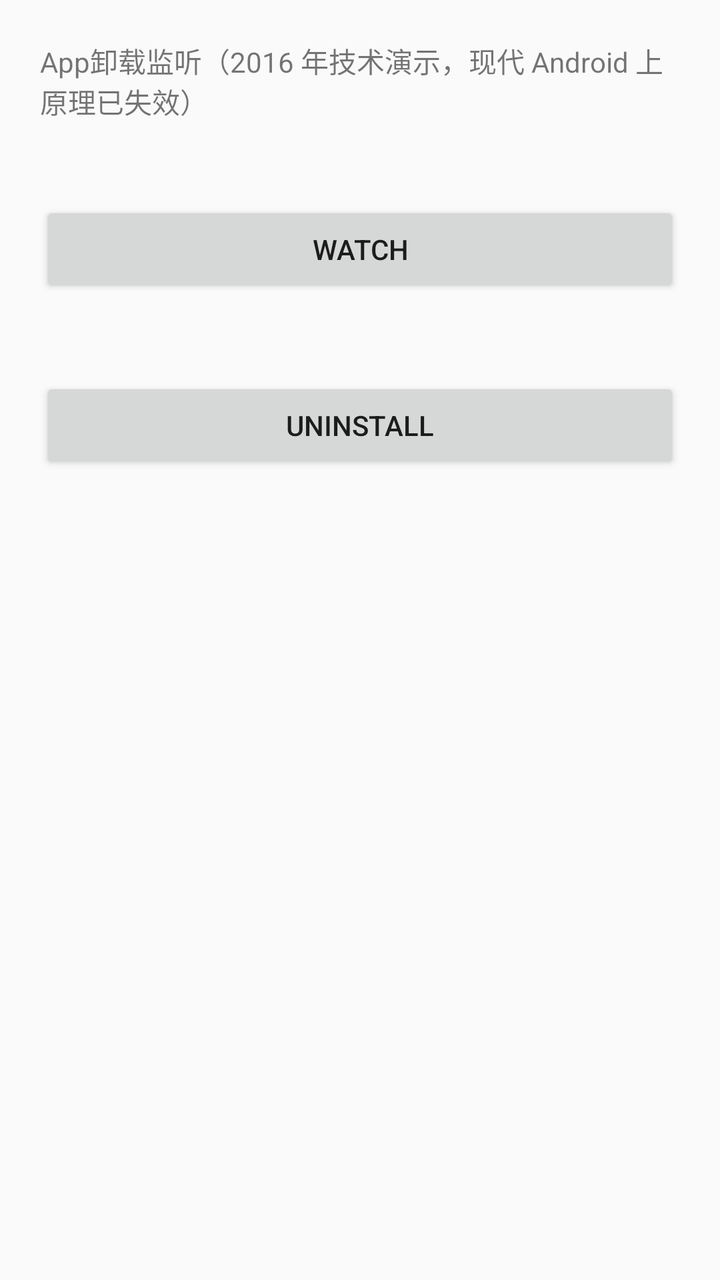
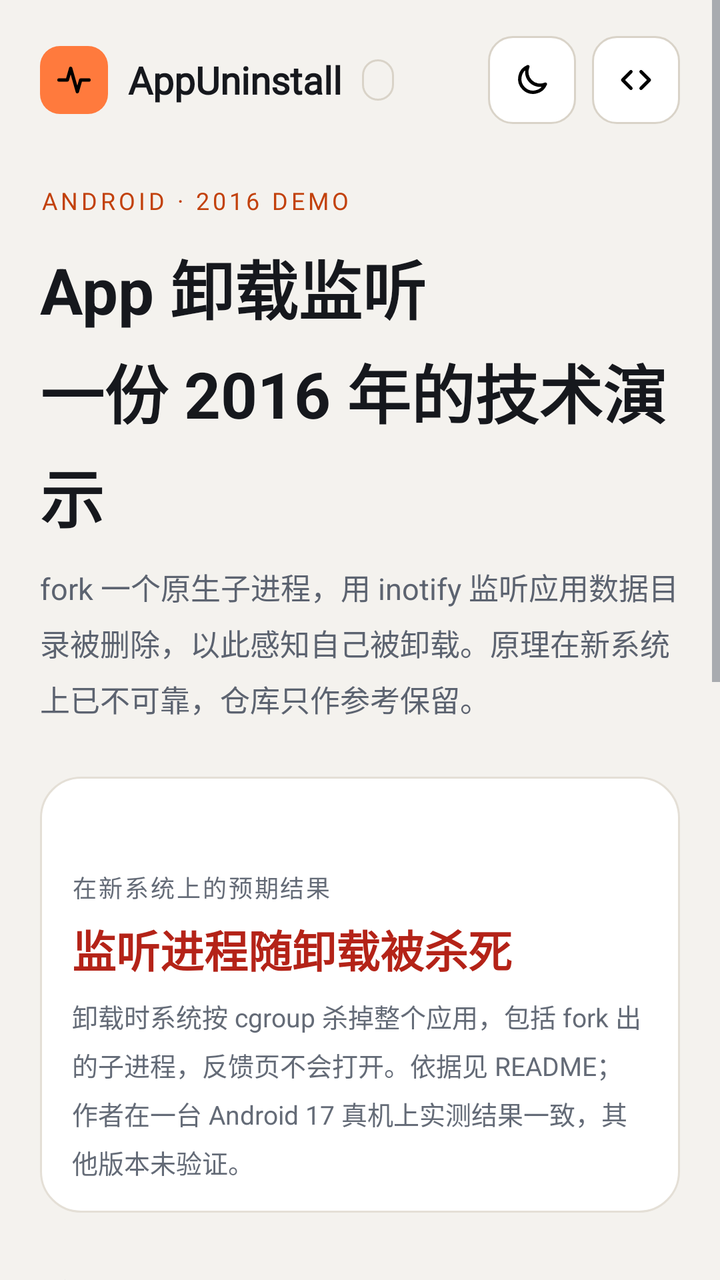

Compare the two renders of this Android layout. The source of the first and the diff that turns it into the second are given below.
<!-- AndroidManifest.xml: application theme AppTheme -->
<!-- res/layout/activity_main.xml -->
<?xml version="1.0" encoding="utf-8"?>
<LinearLayout
    xmlns:android="http://schemas.android.com/apk/res/android"
    xmlns:app="http://schemas.android.com/apk/res-auto"
    xmlns:tools="http://schemas.android.com/tools"
    android:layout_width="match_parent"
    android:layout_height="match_parent"
    android:orientation="vertical">

    <TextView
        android:layout_width="match_parent"
        android:layout_height="wrap_content"
        android:layout_margin="20dp"
        android:text="App卸载监听（2016 年技术演示，现代 Android 上原理已失效）"/>

    <Button
        android:id="@+id/watch"
        android:layout_width="match_parent"
        android:layout_height="wrap_content"
        android:layout_margin="20dp"
        android:gravity="center"
        android:onClick="watch"
        android:text="watch"/>

    <Button
        android:id="@+id/uninstall"
        android:layout_width="match_parent"
        android:layout_height="wrap_content"
        android:layout_margin="20dp"
        android:gravity="center"
        android:onClick="uninstall"
        android:text="uninstall"/>

</LinearLayout>
<!-- resources referenced by this layout -->
<resources>
  <style name="AppTheme" parent="Theme.AppCompat.Light.DarkActionBar">
          
          <item name="colorPrimary">@color/colorPrimary</item>
          <item name="colorPrimaryDark">@color/colorPrimaryDark</item>
          <item name="colorAccent">@color/colorAccent</item>
      </style>
  <color name="colorPrimary">#3F51B5</color>
  <color name="colorPrimaryDark">#303F9F</color>
  <color name="colorAccent">#FF4081</color>
</resources>

<!-- the commit's change to res/layout/activity_main.xml (unified diff, before → after) -->
@@ -1,34 +1,315 @@
 <?xml version="1.0" encoding="utf-8"?>
-<LinearLayout
-    xmlns:android="http://schemas.android.com/apk/res/android"
+<ScrollView xmlns:android="http://schemas.android.com/apk/res/android"
     xmlns:app="http://schemas.android.com/apk/res-auto"
-    xmlns:tools="http://schemas.android.com/tools"
     android:layout_width="match_parent"
     android:layout_height="match_parent"
-    android:orientation="vertical">
-
-    <TextView
+    android:fillViewport="true">
+
+    <LinearLayout
         android:layout_width="match_parent"
         android:layout_height="wrap_content"
-        android:layout_margin="20dp"
-        android:text="App卸载监听（2016 年技术演示，现代 Android 上原理已失效）"/>
-
-    <Button
-        android:id="@+id/watch"
+        android:orientation="vertical"
+        android:paddingStart="@dimen/page_padding"
+        android:paddingTop="16dp"
+        android:paddingEnd="@dimen/page_padding"
+        android:paddingBottom="32dp">
+
+        
+        <LinearLayout
+            android:layout_width="match_parent"
+            android:layout_height="48dp"
+            android:gravity="center_vertical"
+            android:orientation="horizontal">
+
+            <ImageView
+                android:layout_width="34dp"
+                android:layout_height="34dp"
+                android:background="@drawable/bg_logo"
+                android:importantForAccessibility="no"
+                android:padding="7dp"
+                android:src="@drawable/ic_logo"
+                app:tint="@color/on_accent" />
+
+            <TextView
+                style="@style/Text.Numeric"
+                android:layout_width="wrap_content"
+                android:layout_height="wrap_content"
+                android:layout_marginStart="10dp"
+                android:text="@string/app_name"
+                android:textSize="19sp" />
+
+            <TextView
+                android:id="@+id/version_chip"
+                style="@style/Text.Mono"
+                android:layout_width="wrap_content"
+                android:layout_height="wrap_content"
+                android:layout_marginStart="10dp"
+                android:background="@drawable/bg_pill_outline"
+                android:paddingStart="8dp"
+                android:paddingTop="3dp"
+                android:paddingEnd="8dp"
+                android:paddingBottom="3dp"
+                android:textColor="@color/text_muted"
+                android:textSize="11sp" />
+
+            <View
+                android:layout_width="0dp"
+                android:layout_height="0dp"
+                android:layout_weight="1" />
+
+            <ImageButton
+                android:id="@+id/theme_toggle"
+                style="@style/IconButton.Boxed"
+                android:contentDescription="@string/theme_to_dark"
+                android:src="@drawable/ic_moon" />
+
+            <ImageButton
+                android:id="@+id/source_button"
+                style="@style/IconButton.Boxed"
+                android:layout_marginStart="8dp"
+                android:contentDescription="@string/view_source"
+                android:src="@drawable/ic_code" />
+        </LinearLayout>
+
+        <TextView
+            style="@style/Text.Mono"
+            android:layout_width="wrap_content"
+            android:layout_height="wrap_content"
+            android:layout_marginTop="28dp"
+            android:letterSpacing="0.14"
+            android:text="@string/home_eyebrow"
+            android:textColor="@color/accent_ink" />
+
+        <TextView
+            style="@style/Text.H1"
+            android:layout_width="wrap_content"
+            android:layout_height="wrap_content"
+            android:layout_marginTop="12dp"
+            android:text="@string/home_title" />
+
+        <TextView
+            style="@style/Text.Body"
+            android:layout_width="match_parent"
+            android:layout_height="wrap_content"
+            android:layout_marginTop="12dp"
+            android:text="@string/home_desc" />
+
+        
+        <LinearLayout
+            android:id="@+id/preview_card"
+            style="@style/Card"
+            android:layout_width="match_parent"
+            android:layout_height="wrap_content"
+            android:layout_marginTop="28dp"
+            android:orientation="vertical"
+            android:padding="16dp">
+
+            <TextView
+                android:id="@+id/preview_device"
+                style="@style/Text.Mono"
+                android:layout_width="wrap_content"
+                android:layout_height="wrap_content"
+                android:textColor="@color/text_muted" />
+
+            <TextView
+                style="@style/Text.Caption"
+                android:layout_width="wrap_content"
+                android:layout_height="wrap_content"
+                android:layout_marginTop="14dp"
+                android:text="@string/home_expect_label" />
+
+            <TextView
+                android:id="@+id/preview_expect"
+                style="@style/Text.Numeric"
+                android:layout_width="wrap_content"
+                android:layout_height="wrap_content"
+                android:layout_marginTop="6dp"
+                android:text="@string/home_expect"
+                android:textColor="@color/bad_ink"
+                android:textSize="22sp" />
+
+            <TextView
+                style="@style/Text.Note"
+                android:layout_width="match_parent"
+                android:layout_height="wrap_content"
+                android:layout_marginTop="8dp"
+                android:text="@string/home_expect_note" />
+        </LinearLayout>
+
+        
+        <LinearLayout
+            android:layout_width="match_parent"
+            android:layout_height="wrap_content"
+            android:layout_marginTop="28dp"
+            android:baselineAligned="true"
+            android:orientation="horizontal">
+
+            <TextView
+                style="@style/Text.Section"
+                android:layout_width="0dp"
+                android:layout_height="wrap_content"
+                android:layout_weight="1"
+                android:text="@string/home_examples" />
+
+            <TextView
+                style="@style/Text"
+                android:layout_width="wrap_content"
+                android:layout_height="wrap_content"
+                android:text="@string/home_examples_hint"
+                android:textColor="@color/text_muted"
+                android:textSize="13sp" />
+        </LinearLayout>
+
+        <LinearLayout
+            android:id="@+id/card_principle"
+            android:layout_width="match_parent"
+            android:layout_height="wrap_content"
+            android:layout_marginTop="14dp"
+            android:background="@drawable/bg_accent_card"
+            android:clickable="true"
+            android:focusable="true"
+            android:orientation="vertical"
+            android:padding="18dp">
+
+            <LinearLayout
+                android:layout_width="match_parent"
+                android:layout_height="wrap_content"
+                android:gravity="center_vertical"
+                android:orientation="horizontal">
+
+                <ImageView
+                    android:layout_width="26dp"
+                    android:layout_height="26dp"
+                    android:importantForAccessibility="no"
+                    android:src="@drawable/ic_flow"
+                    app:tint="@color/on_accent" />
+
+                <View
+                    android:layout_width="0dp"
+                    android:layout_height="0dp"
+                    android:layout_weight="1" />
+
+                <ImageView
+                    android:layout_width="22dp"
+                    android:layout_height="22dp"
+                    android:importantForAccessibility="no"
+                    android:src="@drawable/ic_arrow"
+                    app:tint="@color/on_accent" />
+            </LinearLayout>
+
+            <TextView
+                style="@style/Text"
+                android:layout_width="wrap_content"
+                android:layout_height="wrap_content"
+                android:layout_marginTop="12dp"
+                android:text="@string/demo_principle"
+                android:textColor="@color/on_accent"
+                android:textSize="18sp"
+                android:textStyle="bold" />
+
+            <TextView
+                style="@style/Text"
+                android:layout_width="wrap_content"
+                android:layout_height="wrap_content"
+                android:layout_marginTop="4dp"
+                android:text="@string/demo_principle_desc"
+                android:textColor="@color/on_accent"
+                android:textSize="13sp" />
+        </LinearLayout>
+
+        <LinearLayout
+            android:layout_width="match_parent"
+            android:layout_height="wrap_content"
+            android:layout_marginTop="12dp"
+            android:baselineAligned="false"
+            android:orientation="horizontal">
+
+            <include
+                android:id="@+id/card_watch"
+                layout="@layout/item_demo_card"
+                android:layout_width="0dp"
+                android:layout_height="wrap_content"
+                android:layout_weight="1" />
+
+            <Space
+                android:layout_width="12dp"
+                android:layout_height="0dp" />
+
+            <include
+                android:id="@+id/card_uninstall"
+                layout="@layout/item_demo_card"
+                android:layout_width="0dp"
+                android:layout_height="wrap_content"
+                android:layout_weight="1" />
+        </LinearLayout>
+
+        <include
+            android:id="@+id/card_alternatives"
+            layout="@layout/item_demo_card"
+            android:layout_width="match_parent"
+            android:layout_height="wrap_content"
+            android:layout_marginTop="12dp" />
+
+        <LinearLayout
+            android:layout_width="match_parent"
+            android:layout_height="wrap_content"
+            android:layout_marginTop="28dp"
+            android:orientation="horizontal">
+
+            <TextView
+                style="@style/Text.Caption"
+                android:layout_width="0dp"
+                android:layout_height="wrap_content"
+                android:layout_weight="1"
+                android:letterSpacing="0"
+                android:text="@string/home_license" />
+
+            <TextView
+                style="@style/Text.Caption"
+                android:layout_width="wrap_content"
+                android:layout_height="wrap_content"
+                android:letterSpacing="0"
+                android:text="@string/home_author" />
+        </LinearLayout>
+    </LinearLayout>
+</ScrollView>
+<!-- res/layout/item_demo_card.xml (included above) -->
+<?xml version="1.0" encoding="utf-8"?>
+<LinearLayout xmlns:android="http://schemas.android.com/apk/res/android"
+    xmlns:app="http://schemas.android.com/apk/res-auto"
+    style="@style/Card"
+    android:layout_width="0dp"
+    android:layout_height="wrap_content"
+    android:layout_weight="1"
+    android:clickable="true"
+    android:focusable="true"
+    android:minHeight="150dp"
+    android:orientation="vertical"
+    android:padding="16dp">
+
+    <ImageView
+        android:id="@+id/card_icon"
+        android:layout_width="24dp"
+        android:layout_height="24dp"
+        android:importantForAccessibility="no"
+        app:tint="@color/accent_ink" />
+
+    <View
         android:layout_width="match_parent"
+        android:layout_height="0dp"
+        android:layout_weight="1"
+        android:minHeight="22dp" />
+
+    <TextView
+        android:id="@+id/card_title"
+        style="@style/Text.CardTitle"
+        android:layout_width="wrap_content"
+        android:layout_height="wrap_content" />
+
+    <TextView
+        android:id="@+id/card_desc"
+        style="@style/Text.CardDesc"
+        android:layout_width="wrap_content"
         android:layout_height="wrap_content"
-        android:layout_margin="20dp"
-        android:gravity="center"
-        android:onClick="watch"
-        android:text="watch"/>
-
-    <Button
-        android:id="@+id/uninstall"
-        android:layout_width="match_parent"
-        android:layout_height="wrap_content"
-        android:layout_margin="20dp"
-        android:gravity="center"
-        android:onClick="uninstall"
-        android:text="uninstall"/>
-
+        android:layout_marginTop="6dp" />
 </LinearLayout>
<!-- resource entries referenced after the edit -->
@@ -1,13 +1,223 @@
 <!-- resources referenced by this layout -->
 <resources>
-  <style name="AppTheme" parent="Theme.AppCompat.Light.DarkActionBar">
-          
-          <item name="colorPrimary">@color/colorPrimary</item>
-          <item name="colorPrimaryDark">@color/colorPrimaryDark</item>
-          <item name="colorAccent">@color/colorAccent</item>
-      </style>
-  <color name="colorPrimary">#3F51B5</color>
-  <color name="colorPrimaryDark">#303F9F</color>
-  <color name="colorAccent">#FF4081</color>
+  <color name="accent_ink">#C2410C</color>
+  <color name="bad_ink">#B42318</color>
+  <color name="on_accent">#1A0E06</color>
+  <color name="text_muted">#5C6370</color>
+  <dimen name="page_padding">20dp</dimen>
+  <!-- drawable bg_accent_card (drawable) -->
+  <?xml version="1.0" encoding="utf-8"?>
+  <ripple xmlns:android="http://schemas.android.com/apk/res/android"
+      android:color="#33000000">
+      <item>
+          <shape>
+              <corners android:radius="20dp" />
+              <solid android:color="@color/accent" />
+          </shape>
+      </item>
+  </ripple>
+  <!-- drawable bg_logo (drawable) -->
+  <?xml version="1.0" encoding="utf-8"?>
+  <shape xmlns:android="http://schemas.android.com/apk/res/android">
+      <corners android:radius="10dp" />
+      <solid android:color="@color/accent" />
+  </shape>
+  <!-- drawable bg_pill_outline (drawable) -->
+  <?xml version="1.0" encoding="utf-8"?>
+  <shape xmlns:android="http://schemas.android.com/apk/res/android">
+      <corners android:radius="999dp" />
+      <stroke
+          android:width="1dp"
+          android:color="@color/line" />
+  </shape>
+  <!-- drawable ic_arrow (drawable) -->
+  <?xml version="1.0" encoding="utf-8"?>
+  <vector xmlns:android="http://schemas.android.com/apk/res/android"
+      android:width="24dp"
+      android:height="24dp"
+      android:viewportWidth="24"
+      android:viewportHeight="24">
+      <path
+          android:fillColor="#00000000"
+          android:pathData="M5,12H19M13,6L19,12L13,18"
+          android:strokeWidth="2"
+          android:strokeColor="#FF000000"
+          android:strokeLineCap="round"
+          android:strokeLineJoin="round" />
+  </vector>
+  <!-- drawable ic_code (drawable) -->
+  <?xml version="1.0" encoding="utf-8"?>
+  <vector xmlns:android="http://schemas.android.com/apk/res/android"
+      android:width="24dp"
+      android:height="24dp"
+      android:viewportWidth="24"
+      android:viewportHeight="24">
+      <path
+          android:fillColor="#00000000"
+          android:pathData="M9,7L4,12L9,17M15,7L20,12L15,17"
+          android:strokeWidth="2"
+          android:strokeColor="#FF000000"
+          android:strokeLineCap="round"
+          android:strokeLineJoin="round" />
+  </vector>
+  <!-- drawable ic_flow (drawable) -->
+  <?xml version="1.0" encoding="utf-8"?>
+  <vector xmlns:android="http://schemas.android.com/apk/res/android"
+      android:width="24dp"
+      android:height="24dp"
+      android:viewportWidth="24"
+      android:viewportHeight="24">
+      <path
+          android:fillColor="#00000000"
+          android:pathData="M4,4H10V10H4ZM14,14H20V20H14ZM7,10V17H14"
+          android:strokeWidth="2"
+          android:strokeColor="#FF000000"
+          android:strokeLineCap="round"
+          android:strokeLineJoin="round" />
+  </vector>
+  <!-- drawable ic_logo (drawable) -->
+  <?xml version="1.0" encoding="utf-8"?>
+  <vector xmlns:android="http://schemas.android.com/apk/res/android"
+      android:width="24dp"
+      android:height="24dp"
+      android:viewportWidth="24"
+      android:viewportHeight="24">
+      <path
+          android:fillColor="#00000000"
+          android:pathData="M3,12H8L10,5L14,19L16,12H21"
+          android:strokeWidth="2"
+          android:strokeColor="#FF000000"
+          android:strokeLineCap="round"
+          android:strokeLineJoin="round" />
+  </vector>
+  <!-- drawable ic_moon (drawable) -->
+  <?xml version="1.0" encoding="utf-8"?>
+  <vector xmlns:android="http://schemas.android.com/apk/res/android"
+      android:width="24dp"
+      android:height="24dp"
+      android:viewportWidth="24"
+      android:viewportHeight="24">
+      <path
+          android:fillColor="#00000000"
+          android:pathData="M20,14.5A8,8 0,0 1,9.5 4A8,8 0,1 0,20 14.5Z"
+          android:strokeWidth="2"
+          android:strokeColor="#FF000000"
+          android:strokeLineCap="round"
+          android:strokeLineJoin="round" />
+  </vector>
+  <string name="app_name" translatable="false">AppUninstall</string>
+  <string name="demo_principle">原理图示</string>
+  <string name="demo_principle_desc">fork、inotify、卸载、反馈，分四步看懂</string>
+  <string name="home_author" translatable="false">© venshine</string>
+  <string name="home_desc">fork 一个原生子进程，用 inotify 监听应用数据目录被删除，以此感知自己被卸载。原理在新系统上已不可靠，仓库只作参考保留。</string>
+  <string name="home_examples">演示</string>
+  <string name="home_examples_hint">4 个页面</string>
+  <string name="home_expect">监听进程随卸载被杀死</string>
+  <string name="home_expect_label">在新系统上的预期结果</string>
+  <string name="home_expect_note">卸载时系统按 cgroup 杀掉整个应用，包括 fork 出的子进程，反馈页不会打开。依据见 README；作者在一台 Android 17 真机上实测结果一致，其他版本未验证。</string>
+  <string name="home_eyebrow" translatable="false">ANDROID · 2016 DEMO</string>
+  <string name="home_license" translatable="false">Apache-2.0</string>
+  <string name="home_title">App 卸载监听\n一份 2016 年的技术演示</string>
+  <string name="theme_to_dark">切换到深色模式</string>
+  <string name="view_source">查看源码</string>
+  <style name="Card" parent="">
+          <item name="android:background">@drawable/bg_card</item>
+      </style>
+  <style name="IconButton.Boxed">
+          <item name="android:background">@drawable/bg_button_outline</item>
+      </style>
+  <style name="Text" parent="">
+          <item name="android:textColor">@color/text</item>
+          <item name="android:textSize">15sp</item>
+      </style>
+  <style name="Text.Body">
+          <item name="android:textColor">@color/text_muted</item>
+          <item name="android:lineSpacingMultiplier">1.3</item>
+      </style>
+  <style name="Text.Caption">
+          <item name="android:textColor">@color/text_dim</item>
+          <item name="android:textSize">12sp</item>
+          <item name="android:letterSpacing">0.08</item>
+      </style>
+  <style name="Text.CardDesc">
+          <item name="android:textColor">@color/text_muted</item>
+          <item name="android:textSize">12sp</item>
+          <item name="android:lineSpacingMultiplier">1.3</item>
+      </style>
+  <style name="Text.CardTitle">
+          <item name="android:textSize">16sp</item>
+          <item name="android:textStyle">bold</item>
+      </style>
+  <style name="Text.H1">
+          <item name="android:textSize">32sp</item>
+          <item name="android:textStyle">bold</item>
+          <item name="android:lineSpacingMultiplier">1.12</item>
+      </style>
+  <style name="Text.Mono">
+          <item name="android:fontFamily">@font/jetbrains_mono</item>
+          <item name="android:textColor">@color/code_text</item>
+          <item name="android:textSize">12sp</item>
+      </style>
+  <style name="Text.Note">
+          <item name="android:textColor">@color/text_dim</item>
+          <item name="android:textSize">13sp</item>
+          <item name="android:lineSpacingMultiplier">1.3</item>
+      </style>
+  <style name="Text.Numeric">
+          <item name="android:fontFamily">@font/space_grotesk</item>
+          <item name="android:textStyle">bold</item>
+      </style>
+  <style name="Text.Section">
+          <item name="android:textSize">20sp</item>
+          <item name="android:textStyle">bold</item>
+      </style>
+  <style name="AppTheme" parent="Theme.AppCompat.DayNight.NoActionBar">
+          <item name="colorPrimary">@color/accent</item>
+          <item name="colorPrimaryDark">@color/bg</item>
+          <item name="colorAccent">@color/accent</item>
+          <item name="colorControlActivated">@color/accent</item>
+          <item name="colorControlNormal">@color/text_dim</item>
+          <item name="colorControlHighlight">@color/ripple</item>
+          <item name="android:windowBackground">@color/bg</item>
+          <item name="android:textColorPrimary">@color/text</item>
+          <item name="android:textColorSecondary">@color/text_muted</item>
+      </style>
+  <color name="accent">#FF7A3D</color>
+  <color name="line">#D9D3C8</color>
+  <!-- drawable bg_card (drawable) -->
+  <?xml version="1.0" encoding="utf-8"?>
+  <ripple xmlns:android="http://schemas.android.com/apk/res/android"
+      android:color="@color/ripple">
+      <item>
+          <shape>
+              <corners android:radius="20dp" />
+              <solid android:color="@color/surface" />
+              <stroke
+                  android:width="1dp"
+                  android:color="@color/border" />
+          </shape>
+      </item>
+  </ripple>
+  <!-- drawable bg_button_outline (drawable) -->
+  <?xml version="1.0" encoding="utf-8"?>
+  <ripple xmlns:android="http://schemas.android.com/apk/res/android"
+      android:color="@color/ripple">
+      <item>
+          <shape>
+              <corners android:radius="12dp" />
+              <solid android:color="@color/surface" />
+              <stroke
+                  android:width="1dp"
+                  android:color="@color/line" />
+          </shape>
+      </item>
+  </ripple>
+  <color name="text">#16181D</color>
+  <color name="text_dim">#646B77</color>
+  <color name="code_text">#24292F</color>
+  <color name="bg">#F4F2EE</color>
+  <color name="ripple">#1416181D</color>
+  <color name="surface">#FFFFFF</color>
+  <color name="border">#E4DFD6</color>
 </resources>
 
